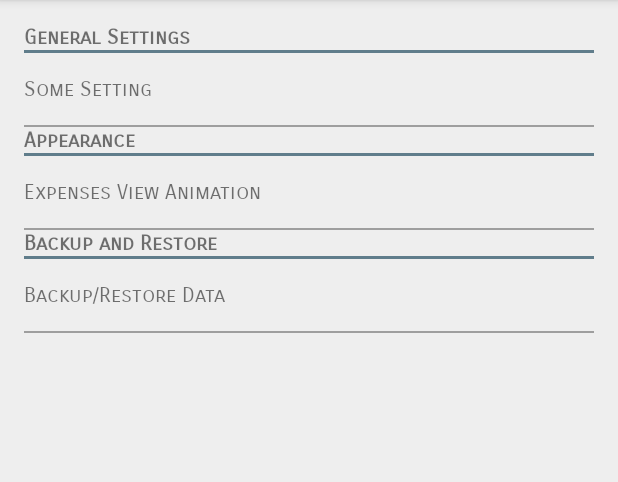
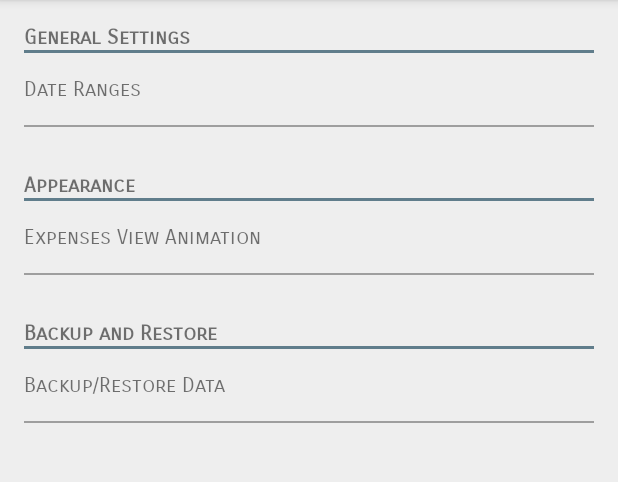
Before and after one commit to ShaelShah/Expense-Manager, an Android app: the screen it shows after launch (LandingActivity), in the side drawer, after a tap on "Settings", on a phone screen of 412 x 824 dp, the part 84-566 px from its top. Run offline under Robolectric (Android 15) with nearby library versions, the phone set to English and light mode, and no system bars.

Commit message:
Fixed some bugs

```diff
--- a/app/src/main/java/com/shael/shah/expensemanager/activity/LandingActivity.java
+++ b/app/src/main/java/com/shael/shah/expensemanager/activity/LandingActivity.java
@@ -24,8 +24,7 @@ public class LandingActivity extends Activity {
      ******************************************************************/
 
     private static final String EXTRA_EXPENSE_TYPE = "com.shael.shah.expensemanager.EXTRA_EXPENSE_TYPE";
-
-    private static String currentFragment = "OVERVIEW";
+    private static String currentFragment = "";
 
     private ActionBarDrawerToggle drawerToggle;
     private DrawerLayout drawerLayout;
--- a/app/src/main/java/com/shael/shah/expensemanager/fragment/SegmentsFragment.java
+++ b/app/src/main/java/com/shael/shah/expensemanager/fragment/SegmentsFragment.java
@@ -83,7 +83,7 @@ public class SegmentsFragment extends Fragment {
 
             if (catAmount != 0) {
                 //Segment segment = new Segment(getActivity(), null, prevAmount + 2, (360 - prevAmount) + 90 - 2, c.getColor(), 255, 80);
-                Segment segment = new Segment(getActivity(), null, prevAmount + 1, (360 * (catAmount / total)) - 1, c.getColor(), 255, 80);
+                Segment segment = new Segment(getActivity(), null, prevAmount + 2, (360 * (catAmount / total)) - 2, c.getColor(), 255, 80);
                 prevAmount += 360 * (catAmount / total);
 
                 segments.add(segment);
--- a/app/src/main/res/layout/fragment_settings.xml
+++ b/app/src/main/res/layout/fragment_settings.xml
@@ -27,7 +27,7 @@
         android:fontFamily="sans-serif-smallcaps"
         android:paddingBottom="15dp"
         android:paddingTop="15dp"
-        android:text="Some Setting" />
+        android:text="Date Ranges" />
 
     <View
         android:layout_width="match_parent"
@@ -38,6 +38,7 @@
         android:layout_width="match_parent"
         android:layout_height="wrap_content"
         android:fontFamily="sans-serif-smallcaps"
+        android:paddingTop="30dp"
         android:text="Appearance"
         android:textSize="14sp"
         android:textStyle="bold" />
@@ -65,6 +66,7 @@
         android:layout_width="match_parent"
         android:layout_height="wrap_content"
         android:fontFamily="sans-serif-smallcaps"
+        android:paddingTop="30dp"
         android:text="Backup and Restore"
         android:textSize="14sp"
         android:textStyle="bold" />
```
Also changed, not shown: app/src/main/java/com/shael/shah/expensemanager/activity/AddExpenseActivity.java (+6 -1 lines).
